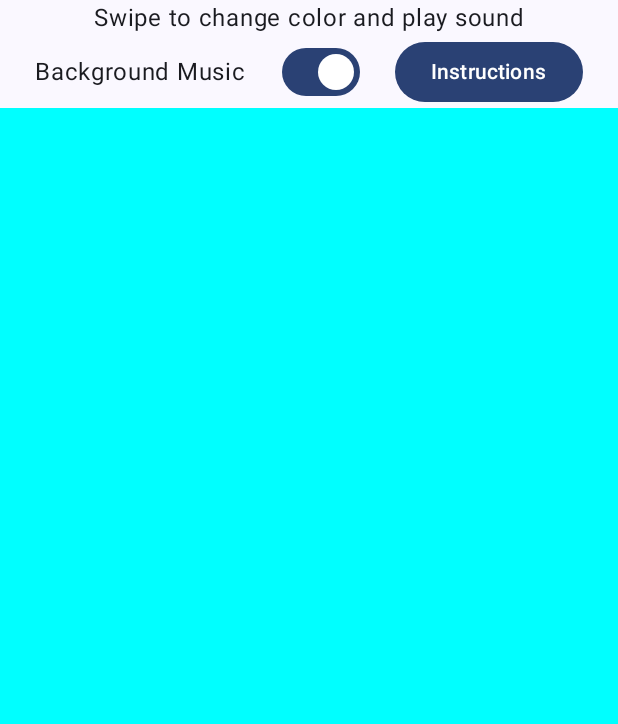
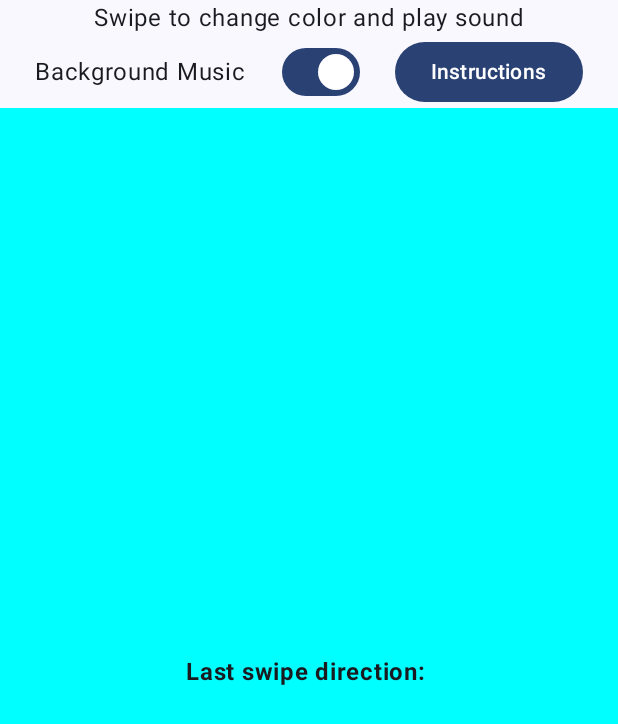
Before and after one commit to joancoll/SwipeSound_compose, an Android app built with Jetpack Compose: the screen it shows after launch (MainActivity), on a phone screen of 412 x 824 dp. Shown: the top 724 px of the screen. Run offline under Robolectric (Android 15) with nearby library versions, the phone set to English and light mode, and no system bars.

Commit message:
1st commit

```diff
--- a/app/src/main/java/cat/dam/andy/swipesound_compose/MainActivity.kt
+++ b/app/src/main/java/cat/dam/andy/swipesound_compose/MainActivity.kt
@@ -25,6 +25,7 @@ import androidx.compose.runtime.Composable
 import androidx.compose.runtime.mutableStateOf
 import androidx.compose.material3.Switch
 import androidx.compose.runtime.saveable.rememberSaveable
+import androidx.compose.ui.text.font.FontWeight
 import androidx.lifecycle.viewmodel.compose.viewModel
 import cat.dam.andy.swipesound_compose.ui.theme.SwipeSound_composeTheme
 import cat.dam.andy.swipesound_compose.viewmodel.MyViewModel
@@ -90,10 +91,12 @@ fun SwipeDetector(myViewModel: MyViewModel = viewModel()) {
                                         // Swipe Right
                                         myViewModel.backgroundColor.value = Color.Green
                                         myViewModel.playSound(Sound.SWIPE_RIGHT)
+                                        myViewModel.swipeDirection.value = "RIGHT"
                                     } else {
                                         // Swipe Left
                                         myViewModel.backgroundColor.value  = Color.Red
                                         myViewModel.playSound(Sound.SWIPE_LEFT)
+                                        myViewModel.swipeDirection.value = "LEFT"
                                     }
                                 } else {
                                     // Vertical swipe
@@ -101,16 +104,24 @@ fun SwipeDetector(myViewModel: MyViewModel = viewModel()) {
                                         // Swipe Down
                                         myViewModel.backgroundColor.value  = Color.Blue
                                         myViewModel.playSound(Sound.SWIPE_DOWN)
+                                        myViewModel.swipeDirection.value = "DOWN"
                                     } else {
                                         // Swipe Up
                                         myViewModel.backgroundColor.value  = Color.Yellow
                                         myViewModel.playSound(Sound.SWIPE_UP)
+                                        myViewModel.swipeDirection.value = "UP"
                                     }
                                 }
                             }
                         }
                     }
                 }
-        )
+        ){
+            Text(
+                text = "Last swipe direction: ${myViewModel.swipeDirection.value}",
+                style = MaterialTheme.typography.bodyLarge.copy(fontWeight = FontWeight.Bold),
+                modifier = Modifier.align(Alignment.Center)
+            )
+        }
     }
 }
--- a/app/src/main/java/cat/dam/andy/swipesound_compose/viewmodel/MyViewModel.kt
+++ b/app/src/main/java/cat/dam/andy/swipesound_compose/viewmodel/MyViewModel.kt
@@ -22,6 +22,7 @@ class MyViewModel(application: Application) : AndroidViewModel(application) {
 
     val isMusicPlaying = mutableStateOf(true)
     var backgroundColor = mutableStateOf(Color.Cyan)
+    var swipeDirection = mutableStateOf("")
 
     private val sounds = mapOf(
         Sound.SWIPE_LEFT to MediaPlayer.create(application, R.raw.left),
```
